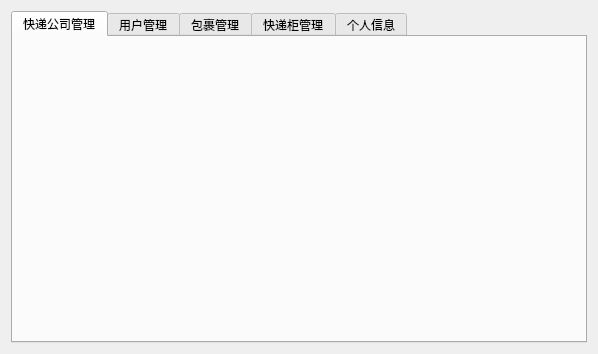
First picture: the form in views/AdminView.ui, repository LittleChiu/ExpressManager, before the edit.
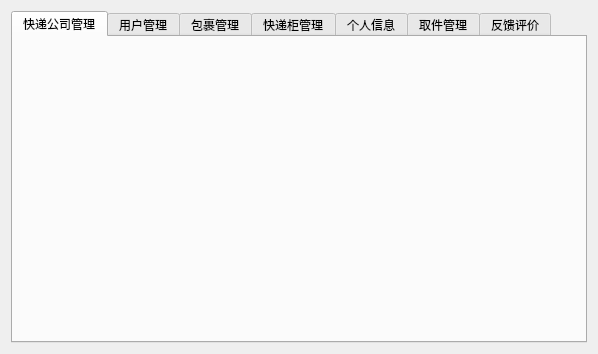
Second picture: the form after the edit.

Commit message: feat. Feedback模块 fix. 更新手机号的时候用户名丢失

```diff
--- a/views/AdminView.ui
+++ b/views/AdminView.ui
@@ -41,6 +41,16 @@
        <string>个人信息</string>
       </attribute>
      </widget>
+     <widget class="QWidget" name="tabPickup">
+      <attribute name="title">
+       <string>取件管理</string>
+      </attribute>
+     </widget>
+     <widget class="QWidget" name="tabFeedback">
+      <attribute name="title">
+       <string>反馈评价</string>
+      </attribute>
+     </widget>
     </widget>
    </item>
   </layout>
```
The commit also changes 13 other files.
